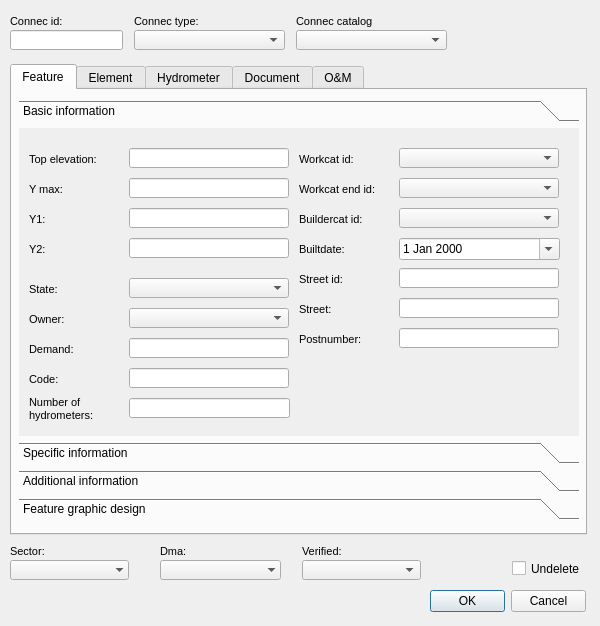
Giswater/giswater_qgis_plugin, file ui/ud_man_connec.ui: the form before one commit.
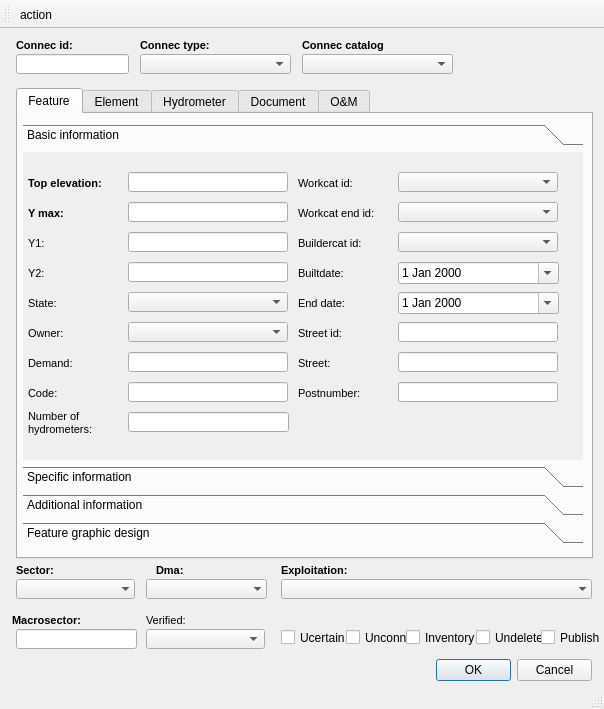
The form after the commit. The open tabs and pages were chosen to show the change. Icons and pictures are not drawn.

Commit message: UD changes on forms

```diff
--- a/ui/ud_man_connec.ui
+++ b/ui/ud_man_connec.ui
@@ -1,16 +1,13 @@
 <?xml version="1.0" encoding="UTF-8"?>
 <ui version="4.0">
- <class>Dialog</class>
- <widget class="QDialog" name="Dialog">
-  <property name="enabled">
-   <bool>true</bool>
-  </property>
+ <class>MainWindow</class>
+ <widget class="QMainWindow" name="MainWindow">
   <property name="geometry">
    <rect>
     <x>0</x>
     <y>0</y>
-    <width>600</width>
-    <height>626</height>
+    <width>604</width>
+    <height>709</height>
    </rect>
   </property>
   <property name="contextMenuPolicy">
@@ -19,17 +16,207 @@
   <property name="windowTitle">
    <string>Dialog</string>
   </property>
-  <property name="sizeGripEnabled">
+  <widget class="QWidget" name="centralwidget">
+   <widget class="QCheckBox" name="undelete">
+    <property name="geometry">
+     <rect>
+      <x>476</x>
+      <y>600</y>
+      <width>77</width>
+      <height>17</height>
+     </rect>
+    </property>
+    <property name="text">
+     <string>Undelete</string>
+    </property>
+   </widget>
+   <widget class="QDialogButtonBox" name="ok">
+    <property name="geometry">
+     <rect>
+      <x>436</x>
+      <y>630</y>
+      <width>156</width>
+      <height>23</height>
+     </rect>
+    </property>
+    <property name="standardButtons">
+     <set>QDialogButtonBox::Cancel|QDialogButtonBox::Ok</set>
+    </property>
+   </widget>
+   <widget class="QCheckBox" name="publish">
+    <property name="geometry">
+     <rect>
+      <x>541</x>
+      <y>600</y>
+      <width>61</width>
+      <height>17</height>
+     </rect>
+    </property>
+    <property name="text">
+     <string>Publish</string>
+    </property>
+   </widget>
+   <widget class="QComboBox" name="verified">
+    <property name="geometry">
+     <rect>
+      <x>146</x>
+      <y>600</y>
+      <width>119</width>
+      <height>20</height>
+     </rect>
+    </property>
+   </widget>
+   <widget class="QLabel" name="label_macrodma">
+    <property name="geometry">
+     <rect>
+      <x>12</x>
+      <y>580</y>
+      <width>90</width>
+      <height>22</height>
+     </rect>
+    </property>
+    <property name="font">
+     <font>
+      <pointsize>8</pointsize>
+      <weight>75</weight>
+      <bold>true</bold>
+     </font>
+    </property>
+    <property name="frameShape">
+     <enum>QFrame::NoFrame</enum>
+    </property>
+    <property name="frameShadow">
+     <enum>QFrame::Plain</enum>
+    </property>
+    <property name="text">
+     <string>Macrosector:</string>
+    </property>
+    <property name="textFormat">
+     <enum>Qt::AutoText</enum>
+    </property>
+    <property name="scaledContents">
    <bool>false</bool>
   </property>
-  <property name="modal">
+    <property name="alignment">
+     <set>Qt::AlignLeading|Qt::AlignLeft|Qt::AlignVCenter</set>
+    </property>
+    <property name="margin">
+     <number>3</number>
+    </property>
+   </widget>
+   <widget class="QLabel" name="label_expl_id">
+    <property name="geometry">
+     <rect>
+      <x>281</x>
+      <y>530</y>
+      <width>90</width>
+      <height>22</height>
+     </rect>
+    </property>
+    <property name="font">
+     <font>
+      <pointsize>8</pointsize>
+      <weight>75</weight>
+      <bold>true</bold>
+     </font>
+    </property>
+    <property name="frameShape">
+     <enum>QFrame::NoFrame</enum>
+    </property>
+    <property name="frameShadow">
+     <enum>QFrame::Plain</enum>
+    </property>
+    <property name="text">
+     <string>Exploitation:</string>
+    </property>
+    <property name="textFormat">
+     <enum>Qt::AutoText</enum>
+    </property>
+    <property name="scaledContents">
    <bool>false</bool>
   </property>
+    <property name="alignment">
+     <set>Qt::AlignLeading|Qt::AlignLeft|Qt::AlignVCenter</set>
+    </property>
+    <property name="margin">
+     <number>3</number>
+    </property>
+   </widget>
+   <widget class="QLabel" name="label_connec_id">
+    <property name="geometry">
+     <rect>
+      <x>16</x>
+      <y>5</y>
+      <width>90</width>
+      <height>22</height>
+     </rect>
+    </property>
+    <property name="font">
+     <font>
+      <pointsize>8</pointsize>
+      <weight>75</weight>
+      <bold>true</bold>
+     </font>
+    </property>
+    <property name="frameShape">
+     <enum>QFrame::NoFrame</enum>
+    </property>
+    <property name="frameShadow">
+     <enum>QFrame::Plain</enum>
+    </property>
+    <property name="text">
+     <string>Connec id:</string>
+    </property>
+    <property name="textFormat">
+     <enum>Qt::AutoText</enum>
+    </property>
+    <property name="scaledContents">
+     <bool>false</bool>
+    </property>
+    <property name="alignment">
+     <set>Qt::AlignLeading|Qt::AlignLeft|Qt::AlignVCenter</set>
+    </property>
+    <property name="margin">
+     <number>3</number>
+    </property>
+   </widget>
+   <widget class="QComboBox" name="dma_id">
+    <property name="geometry">
+     <rect>
+      <x>146</x>
+      <y>550</y>
+      <width>121</width>
+      <height>20</height>
+     </rect>
+    </property>
+    <property name="autoFillBackground">
+     <bool>true</bool>
+    </property>
+    <property name="maxVisibleItems">
+     <number>8</number>
+    </property>
+    <property name="frame">
+     <bool>false</bool>
+    </property>
+   </widget>
+   <widget class="QLineEdit" name="macrodma_id">
+    <property name="geometry">
+     <rect>
+      <x>16</x>
+      <y>600</y>
+      <width>121</width>
+      <height>20</height>
+     </rect>
+    </property>
+    <property name="text">
+     <string/>
+    </property>
+   </widget>
   <widget class="QTabWidget" name="tab_main">
    <property name="geometry">
     <rect>
-     <x>10</x>
-     <y>64</y>
+      <x>16</x>
+      <y>59</y>
      <width>577</width>
      <height>471</height>
     </rect>
@@ -44,7 +231,7 @@
     <widget class="QToolBox" name="toolBox_3">
      <property name="geometry">
       <rect>
-       <x>7</x>
+        <x>5</x>
        <y>10</y>
        <width>560</width>
        <height>420</height>
@@ -68,7 +255,7 @@
       <widget class="QLineEdit" name="y1">
        <property name="geometry">
         <rect>
-         <x>110</x>
+          <x>105</x>
          <y>80</y>
          <width>160</width>
          <height>20</height>
@@ -78,7 +265,7 @@
       <widget class="QLineEdit" name="top_elev">
        <property name="geometry">
         <rect>
-         <x>110</x>
+          <x>105</x>
          <y>20</y>
          <width>160</width>
          <height>20</height>
@@ -88,7 +275,7 @@
       <widget class="QLineEdit" name="ymax">
        <property name="geometry">
         <rect>
-         <x>110</x>
+          <x>105</x>
          <y>50</y>
          <width>160</width>
          <height>20</height>
@@ -98,7 +285,7 @@
       <widget class="QLabel" name="label_top_elev">
        <property name="geometry">
         <rect>
-         <x>10</x>
+          <x>5</x>
          <y>20</y>
          <width>90</width>
          <height>22</height>
@@ -107,6 +294,8 @@
        <property name="font">
         <font>
          <pointsize>8</pointsize>
+          <weight>75</weight>
+          <bold>true</bold>
         </font>
        </property>
        <property name="frameShape">
@@ -125,7 +314,7 @@
       <widget class="QLabel" name="label_y_max">
        <property name="geometry">
         <rect>
-         <x>10</x>
+          <x>5</x>
          <y>50</y>
          <width>90</width>
          <height>22</height>
@@ -134,6 +323,8 @@
        <property name="font">
         <font>
          <pointsize>8</pointsize>
+          <weight>75</weight>
+          <bold>true</bold>
         </font>
        </property>
        <property name="frameShape">
@@ -152,7 +343,7 @@
       <widget class="QLabel" name="label_y1">
        <property name="geometry">
         <rect>
-         <x>10</x>
+          <x>5</x>
          <y>80</y>
          <width>90</width>
          <height>22</height>
@@ -185,7 +376,7 @@
       <widget class="QLineEdit" name="y2">
        <property name="geometry">
         <rect>
-         <x>110</x>
+          <x>105</x>
          <y>110</y>
          <width>160</width>
          <height>20</height>
@@ -195,7 +386,7 @@
       <widget class="QLabel" name="label_y2">
        <property name="geometry">
         <rect>
-         <x>10</x>
+          <x>5</x>
          <y>110</y>
          <width>90</width>
          <height>22</height>
@@ -228,7 +419,7 @@
       <widget class="QLabel" name="label_workcat_id_end">
        <property name="geometry">
         <rect>
-         <x>280</x>
+          <x>275</x>
          <y>50</y>
          <width>90</width>
          <height>22</height>
@@ -261,7 +452,7 @@
       <widget class="QComboBox" name="buildercat_id">
        <property name="geometry">
         <rect>
-         <x>380</x>
+          <x>375</x>
          <y>80</y>
          <width>160</width>
          <height>20</height>
@@ -271,7 +462,7 @@
       <widget class="QDateEdit" name="builtdate">
        <property name="geometry">
         <rect>
-         <x>380</x>
+          <x>375</x>
          <y>110</y>
          <width>161</width>
          <height>22</height>
@@ -284,7 +475,7 @@
       <widget class="QComboBox" name="workcat_id_end">
        <property name="geometry">
         <rect>
-         <x>380</x>
+          <x>375</x>
          <y>50</y>
          <width>160</width>
          <height>20</height>
@@ -294,7 +485,7 @@
       <widget class="QComboBox" name="workcat_id">
        <property name="geometry">
         <rect>
-         <x>380</x>
+          <x>375</x>
          <y>20</y>
          <width>160</width>
          <height>20</height>
@@ -304,7 +495,7 @@
       <widget class="QLabel" name="label_builtdate">
        <property name="geometry">
         <rect>
-         <x>280</x>
+          <x>275</x>
          <y>110</y>
          <width>90</width>
          <height>22</height>
@@ -337,7 +528,7 @@
       <widget class="QLabel" name="label_buildercat_id">
        <property name="geometry">
         <rect>
-         <x>280</x>
+          <x>275</x>
          <y>80</y>
          <width>90</width>
          <height>22</height>
@@ -370,7 +561,7 @@
       <widget class="QLabel" name="label_workcat_id">
        <property name="geometry">
         <rect>
-         <x>280</x>
+          <x>275</x>
          <y>20</y>
          <width>90</width>
          <height>22</height>
@@ -403,8 +594,8 @@
       <widget class="QComboBox" name="ownercat_id">
        <property name="geometry">
         <rect>
-         <x>110</x>
-         <y>180</y>
+          <x>105</x>
+          <y>170</y>
          <width>160</width>
          <height>20</height>
         </rect>
@@ -413,8 +604,8 @@
       <widget class="QLabel" name="label_ownercat_id">
        <property name="geometry">
         <rect>
-         <x>10</x>
-         <y>180</y>
+          <x>5</x>
+          <y>170</y>
          <width>90</width>
          <height>22</height>
         </rect>
@@ -446,8 +637,8 @@
       <widget class="QLabel" name="label_state">
        <property name="geometry">
         <rect>
-         <x>10</x>
-         <y>150</y>
+          <x>5</x>
+          <y>140</y>
          <width>90</width>
          <height>22</height>
         </rect>
@@ -479,8 +670,8 @@
       <widget class="QComboBox" name="state">
        <property name="geometry">
         <rect>
-         <x>110</x>
-         <y>150</y>
+          <x>105</x>
+          <y>140</y>
          <width>160</width>
          <height>20</height>
         </rect>
@@ -489,8 +680,8 @@
       <widget class="QLabel" name="label_demand">
        <property name="geometry">
         <rect>
-         <x>10</x>
-         <y>210</y>
+          <x>5</x>
+          <y>200</y>
          <width>90</width>
          <height>22</height>
         </rect>
@@ -525,8 +716,8 @@
       <widget class="QLineEdit" name="demand">
        <property name="geometry">
         <rect>
-         <x>110</x>
-         <y>210</y>
+          <x>105</x>
+          <y>200</y>
          <width>160</width>
          <height>20</height>
         </rect>
@@ -543,8 +734,8 @@
       <widget class="QLineEdit" name="code">
        <property name="geometry">
         <rect>
-         <x>110</x>
-         <y>240</y>
+          <x>105</x>
+          <y>230</y>
          <width>160</width>
          <height>20</height>
         </rect>
@@ -561,8 +752,8 @@
       <widget class="QLabel" name="label_code">
        <property name="geometry">
         <rect>
-         <x>10</x>
-         <y>240</y>
+          <x>5</x>
+          <y>230</y>
          <width>90</width>
          <height>22</height>
         </rect>
@@ -597,8 +788,8 @@
       <widget class="QLineEdit" name="streetname">
        <property name="geometry">
         <rect>
-         <x>380</x>
-         <y>170</y>
+          <x>375</x>
+          <y>200</y>
          <width>160</width>
          <height>20</height>
         </rect>
@@ -616,8 +807,8 @@
       <widget class="QLabel" name="label_streetaxis_id">
        <property name="geometry">
         <rect>
-         <x>280</x>
-         <y>140</y>
+          <x>275</x>
+          <y>170</y>
          <width>90</width>
          <height>22</height>
         </rect>
@@ -652,8 +843,8 @@
       <widget class="QLabel" name="label_postnumber">
        <property name="geometry">
         <rect>
-         <x>280</x>
-         <y>200</y>
+          <x>275</x>
+          <y>230</y>
          <width>131</width>
          <height>22</height>
         </rect>
@@ -688,8 +879,8 @@
       <widget class="QLineEdit" name="postnumber">
        <property name="geometry">
         <rect>
-         <x>380</x>
-         <y>200</y>
+          <x>375</x>
+          <y>230</y>
          <width>160</width>
          <height>20</height>
         </rect>
@@ -707,27 +898,27 @@
       <widget class="QLineEdit" name="streetaxis_id">
        <property name="geometry">
         <rect>
-         <x>380</x>
-         <y>140</y>
-         <width>160</width>
-         <height>20</height>
-        </rect>
-       </property>
-       <property name="inputMask">
-        <string/>
-       </property>
-       <property name="text">
-        <string/>
-       </property>
-       <property name="frame">
-        <bool>true</bool>
-       </property>
-      </widget>
-      <widget class="QLabel" name="label_streetname">
-       <property name="geometry">
-        <rect>
-         <x>280</x>
+          <x>375</x>
          <y>170</y>
+          <width>160</width>
+          <height>20</height>
+         </rect>
+        </property>
+        <property name="inputMask">
+         <string/>
+        </property>
+        <property name="text">
+         <string/>
+        </property>
+        <property name="frame">
+         <bool>true</bool>
+        </property>
+       </widget>
+       <widget class="QLabel" name="label_streetname_2">
+        <property name="geometry">
+         <rect>
+          <x>275</x>
+          <y>200</y>
          <width>131</width>
          <height>22</height>
         </rect>
@@ -762,26 +953,26 @@
       <widget class="QLineEdit" name="n_hydrometer">
        <property name="geometry">
         <rect>
-         <x>110</x>
-         <y>270</y>
-         <width>161</width>
-         <height>20</height>
-        </rect>
-       </property>
-       <property name="font">
-        <font>
-         <pointsize>8</pointsize>
-        </font>
-       </property>
-       <property name="frame">
-        <bool>true</bool>
-       </property>
-      </widget>
-      <widget class="QLabel" name="label_n_hydrometer">
-       <property name="geometry">
-        <rect>
-         <x>10</x>
+          <x>105</x>
          <y>260</y>
+          <width>161</width>
+          <height>20</height>
+         </rect>
+        </property>
+        <property name="font">
+         <font>
+          <pointsize>8</pointsize>
+         </font>
+        </property>
+        <property name="frame">
+         <bool>true</bool>
+        </property>
+       </widget>
+       <widget class="QLabel" name="label_n_hydrometer_2">
+        <property name="geometry">
+         <rect>
+          <x>5</x>
+          <y>250</y>
          <width>91</width>
          <height>41</height>
         </rect>
@@ -816,8 +1007,54 @@
         <number>3</number>
        </property>
       </widget>
-     </widget>
-     <widget class="QWidget" name="page_6">
+       <widget class="QDateEdit" name="end_date_2">
+        <property name="geometry">
+         <rect>
+          <x>375</x>
+          <y>140</y>
+          <width>161</width>
+          <height>22</height>
+         </rect>
+        </property>
+        <property name="calendarPopup">
+         <bool>true</bool>
+        </property>
+       </widget>
+       <widget class="QLabel" name="label_builtdate_4">
+        <property name="geometry">
+         <rect>
+          <x>275</x>
+          <y>140</y>
+          <width>90</width>
+          <height>22</height>
+         </rect>
+        </property>
+        <property name="font">
+         <font>
+          <pointsize>8</pointsize>
+         </font>
+        </property>
+        <property name="frameShape">
+         <enum>QFrame::NoFrame</enum>
+        </property>
+        <property name="frameShadow">
+         <enum>QFrame::Plain</enum>
+        </property>
+        <property name="text">
+         <string>End date:</string>
+        </property>
+        <property name="textFormat">
+         <enum>Qt::AutoText</enum>
+        </property>
+        <property name="scaledContents">
+         <bool>false</bool>
+        </property>
+        <property name="margin">
+         <number>3</number>
+        </property>
+       </widget>
+      </widget>
+      <widget class="QWidget" name="page_8">
       <property name="geometry">
        <rect>
         <x>0</x>
@@ -2525,21 +2762,75 @@
     </widget>
    </widget>
   </widget>
-  <widget class="QComboBox" name="connecat_id">
+   <widget class="QLabel" name="label_sector">
    <property name="geometry">
     <rect>
-     <x>296</x>
-     <y>30</y>
-     <width>151</width>
-     <height>20</height>
-    </rect>
+      <x>16</x>
+      <y>530</y>
+      <width>90</width>
+      <height>22</height>
+     </rect>
+    </property>
+    <property name="font">
+     <font>
+      <pointsize>8</pointsize>
+      <weight>75</weight>
+      <bold>true</bold>
+     </font>
+    </property>
+    <property name="frameShape">
+     <enum>QFrame::NoFrame</enum>
+    </property>
+    <property name="frameShadow">
+     <enum>QFrame::Plain</enum>
+    </property>
+    <property name="text">
+     <string>Sector:</string>
+    </property>
+    <property name="textFormat">
+     <enum>Qt::AutoText</enum>
+    </property>
+    <property name="scaledContents">
+     <bool>false</bool>
+    </property>
+    <property name="alignment">
+     <set>Qt::AlignLeading|Qt::AlignLeft|Qt::AlignVCenter</set>
+    </property>
+    <property name="margin">
+     <number>3</number>
+    </property>
+   </widget>
+   <widget class="QCheckBox" name="unconnected">
+    <property name="geometry">
+     <rect>
+      <x>346</x>
+      <y>600</y>
+      <width>86</width>
+      <height>17</height>
+     </rect>
+    </property>
+    <property name="text">
+     <string>Unconn.</string>
+    </property>
+   </widget>
+   <widget class="QCheckBox" name="uncertain">
+    <property name="geometry">
+     <rect>
+      <x>281</x>
+      <y>600</y>
+      <width>79</width>
+      <height>17</height>
+     </rect>
+    </property>
+    <property name="text">
+     <string>Ucertain</string>
    </property>
   </widget>
   <widget class="QLineEdit" name="connec_id">
    <property name="geometry">
     <rect>
-     <x>10</x>
-     <y>30</y>
+      <x>16</x>
+      <y>25</y>
      <width>113</width>
      <height>20</height>
     </rect>
@@ -2548,24 +2839,11 @@
     <string/>
    </property>
   </widget>
-  <widget class="QCheckBox" name="undelete">
-   <property name="geometry">
-    <rect>
-     <x>512</x>
-     <y>560</y>
-     <width>73</width>
-     <height>17</height>
-    </rect>
-   </property>
-   <property name="text">
-    <string>Undelete</string>
-   </property>
-  </widget>
   <widget class="QLabel" name="label_verified">
    <property name="geometry">
     <rect>
-     <x>302</x>
-     <y>540</y>
+      <x>146</x>
+      <y>580</y>
      <width>90</width>
      <height>22</height>
     </rect>
@@ -2597,28 +2875,33 @@
     <number>3</number>
    </property>
   </widget>
-  <widget class="QComboBox" name="verified">
+   <widget class="QCheckBox" name="inventory">
+    <property name="geometry">
+     <rect>
+      <x>406</x>
+      <y>600</y>
+      <width>71</width>
+      <height>17</height>
+     </rect>
+    </property>
+    <property name="text">
+     <string>Inventory</string>
+    </property>
+   </widget>
+   <widget class="QLabel" name="label_connec_catalog">
    <property name="geometry">
     <rect>
      <x>302</x>
-     <y>560</y>
-     <width>119</width>
-     <height>20</height>
-    </rect>
-   </property>
-  </widget>
-  <widget class="QLabel" name="label_sector_id">
-   <property name="geometry">
-    <rect>
-     <x>10</x>
-     <y>540</y>
-     <width>90</width>
+      <y>5</y>
+      <width>101</width>
      <height>22</height>
     </rect>
    </property>
    <property name="font">
     <font>
      <pointsize>8</pointsize>
+      <weight>75</weight>
+      <bold>true</bold>
     </font>
    </property>
    <property name="frameShape">
@@ -2628,7 +2911,7 @@
     <enum>QFrame::Plain</enum>
    </property>
    <property name="text">
-    <string>Sector:</string>
+     <string>Connec catalog</string>
    </property>
    <property name="textFormat">
     <enum>Qt::AutoText</enum>
@@ -2643,49 +2926,11 @@
     <number>3</number>
    </property>
   </widget>
-  <widget class="QComboBox" name="sector_id">
-   <property name="geometry">
-    <rect>
-     <x>10</x>
-     <y>560</y>
-     <width>119</width>
-     <height>20</height>
-    </rect>
-   </property>
-   <property name="autoFillBackground">
-    <bool>true</bool>
-   </property>
-   <property name="maxVisibleItems">
-    <number>8</number>
-   </property>
-   <property name="frame">
-    <bool>false</bool>
-   </property>
-  </widget>
-  <widget class="QComboBox" name="dma_id">
-   <property name="geometry">
-    <rect>
-     <x>160</x>
-     <y>560</y>
-     <width>121</width>
-     <height>20</height>
-    </rect>
-   </property>
-   <property name="autoFillBackground">
-    <bool>true</bool>
-   </property>
-   <property name="maxVisibleItems">
-    <number>8</number>
-   </property>
-   <property name="frame">
-    <bool>false</bool>
-   </property>
-  </widget>
   <widget class="QLabel" name="label_dma">
    <property name="geometry">
     <rect>
-     <x>160</x>
-     <y>540</y>
+      <x>156</x>
+      <y>530</y>
      <width>90</width>
      <height>22</height>
     </rect>
@@ -2693,6 +2938,8 @@
    <property name="font">
     <font>
      <pointsize>8</pointsize>
+      <weight>75</weight>
+      <bold>true</bold>
     </font>
    </property>
    <property name="frameShape">
@@ -2717,11 +2964,30 @@
     <number>3</number>
    </property>
   </widget>
+   <widget class="QComboBox" name="sector_id">
+    <property name="geometry">
+     <rect>
+      <x>16</x>
+      <y>550</y>
+      <width>119</width>
+      <height>20</height>
+     </rect>
+    </property>
+    <property name="autoFillBackground">
+     <bool>true</bool>
+    </property>
+    <property name="maxVisibleItems">
+     <number>8</number>
+    </property>
+    <property name="frame">
+     <bool>false</bool>
+    </property>
+   </widget>
   <widget class="QLabel" name="label_connec_type">
    <property name="geometry">
     <rect>
-     <x>134</x>
-     <y>10</y>
+      <x>140</x>
+      <y>5</y>
      <width>90</width>
      <height>22</height>
     </rect>
@@ -2729,6 +2995,8 @@
    <property name="font">
     <font>
      <pointsize>8</pointsize>
+      <weight>75</weight>
+      <bold>true</bold>
     </font>
    </property>
    <property name="frameShape">
@@ -2753,172 +3021,75 @@
     <number>3</number>
    </property>
   </widget>
-  <widget class="QLabel" name="label_connec_id">
+   <widget class="QComboBox" name="connecat_id">
    <property name="geometry">
     <rect>
-     <x>10</x>
-     <y>10</y>
-     <width>90</width>
-     <height>22</height>
-    </rect>
-   </property>
-   <property name="font">
-    <font>
-     <pointsize>8</pointsize>
-    </font>
-   </property>
-   <property name="frameShape">
-    <enum>QFrame::NoFrame</enum>
-   </property>
-   <property name="frameShadow">
-    <enum>QFrame::Plain</enum>
-   </property>
-   <property name="text">
-    <string>Connec id:</string>
-   </property>
-   <property name="textFormat">
-    <enum>Qt::AutoText</enum>
-   </property>
-   <property name="scaledContents">
-    <bool>false</bool>
-   </property>
-   <property name="alignment">
-    <set>Qt::AlignLeading|Qt::AlignLeft|Qt::AlignVCenter</set>
-   </property>
-   <property name="margin">
-    <number>3</number>
-   </property>
-  </widget>
-  <widget class="QLabel" name="label_connec_catalog">
+      <x>302</x>
+      <y>25</y>
+      <width>151</width>
+      <height>20</height>
+     </rect>
+    </property>
+   </widget>
+   <widget class="QComboBox" name="expl_id">
    <property name="geometry">
     <rect>
-     <x>296</x>
-     <y>10</y>
-     <width>90</width>
-     <height>22</height>
-    </rect>
-   </property>
-   <property name="font">
-    <font>
-     <pointsize>8</pointsize>
-    </font>
-   </property>
-   <property name="frameShape">
-    <enum>QFrame::NoFrame</enum>
-   </property>
-   <property name="frameShadow">
-    <enum>QFrame::Plain</enum>
-   </property>
-   <property name="text">
-    <string>Connec catalog</string>
-   </property>
-   <property name="textFormat">
-    <enum>Qt::AutoText</enum>
-   </property>
-   <property name="scaledContents">
+      <x>281</x>
+      <y>550</y>
+      <width>311</width>
+      <height>20</height>
+     </rect>
+    </property>
+    <property name="autoFillBackground">
+     <bool>true</bool>
+    </property>
+    <property name="maxVisibleItems">
+     <number>8</number>
+    </property>
+    <property name="frame">
     <bool>false</bool>
-   </property>
-   <property name="alignment">
-    <set>Qt::AlignLeading|Qt::AlignLeft|Qt::AlignVCenter</set>
-   </property>
-   <property name="margin">
-    <number>3</number>
-   </property>
-  </widget>
-  <widget class="QDialogButtonBox" name="ok">
-   <property name="geometry">
-    <rect>
-     <x>430</x>
-     <y>590</y>
-     <width>156</width>
-     <height>23</height>
-    </rect>
-   </property>
-   <property name="standardButtons">
-    <set>QDialogButtonBox::Cancel|QDialogButtonBox::Ok</set>
    </property>
   </widget>
   <widget class="QComboBox" name="connec_type">
    <property name="geometry">
     <rect>
-     <x>134</x>
-     <y>30</y>
+      <x>140</x>
+      <y>25</y>
      <width>151</width>
      <height>20</height>
     </rect>
    </property>
   </widget>
  </widget>
- <tabstops>
-  <tabstop>connec_id</tabstop>
-  <tabstop>connec_type</tabstop>
-  <tabstop>connecat_id</tabstop>
-  <tabstop>tab_main</tabstop>
-  <tabstop>top_elev</tabstop>
-  <tabstop>ymax</tabstop>
-  <tabstop>y1</tabstop>
-  <tabstop>y2</tabstop>
-  <tabstop>state</tabstop>
-  <tabstop>ownercat_id</tabstop>
-  <tabstop>demand</tabstop>
-  <tabstop>code</tabstop>
-  <tabstop>n_hydrometer</tabstop>
-  <tabstop>workcat_id</tabstop>
-  <tabstop>workcat_id_end</tabstop>
-  <tabstop>buildercat_id</tabstop>
-  <tabstop>builtdate</tabstop>
-  <tabstop>streetaxis_id</tabstop>
-  <tabstop>streetname</tabstop>
-  <tabstop>postnumber</tabstop>
-  <tabstop>featurecat_id</tabstop>
-  <tabstop>featurecat_id_3</tabstop>
-  <tabstop>connec_type_3</tabstop>
-  <tabstop>feature_id</tabstop>
-  <tabstop>featurecat_id_2</tabstop>
-  <tabstop>soilcat_id</tabstop>
-  <tabstop>category_type</tabstop>
-  <tabstop>location_type</tabstop>
-  <tabstop>fluid_type</tabstop>
-  <tabstop>adress_01</tabstop>
-  <tabstop>adress_02</tabstop>
-  <tabstop>annotation</tabstop>
-  <tabstop>observ</tabstop>
-  <tabstop>comment</tabstop>
-  <tabstop>descript</tabstop>
-  <tabstop>btn_element_delete</tabstop>
-  <tabstop>link</tabstop>
-  <tabstop>label_x</tabstop>
-  <tabstop>label_y</tabstop>
-  <tabstop>label_rotation</tabstop>
-  <tabstop>rotation</tabstop>
-  <tabstop>sector_id</tabstop>
-  <tabstop>dma_id</tabstop>
-  <tabstop>verified</tabstop>
-  <tabstop>undelete</tabstop>
-  <tabstop>delete_row_info</tabstop>
-  <tabstop>tbl_element</tabstop>
-  <tabstop>date_el_from</tabstop>
-  <tabstop>date_el_to</tabstop>
-  <tabstop>tabWidget</tabstop>
-  <tabstop>btn_add_hydrometer</tabstop>
-  <tabstop>btn_delete_hydrometer</tabstop>
-  <tabstop>tbl_hydro</tabstop>
-  <tabstop>tbl_hydro_value</tabstop>
-  <tabstop>date_document_from</tabstop>
-  <tabstop>date_document_to</tabstop>
-  <tabstop>doc_type</tabstop>
-  <tabstop>doc_tag</tabstop>
-  <tabstop>btn_open_path</tabstop>
-  <tabstop>btn_doc_delete</tabstop>
-  <tabstop>tbl_document</tabstop>
-  <tabstop>date_event_from</tabstop>
-  <tabstop>date_event_to</tabstop>
-  <tabstop>event_type</tabstop>
-  <tabstop>event_id</tabstop>
-  <tabstop>tab_event</tabstop>
-  <tabstop>tbl_event_connec</tabstop>
-  <tabstop>ok</tabstop>
- </tabstops>
+  <widget class="QStatusBar" name="statusbar"/>
+  <widget class="QToolBar" name="toolBar">
+   <property name="windowTitle">
+    <string>toolBar</string>
+   </property>
+   <property name="iconSize">
+    <size>
+     <width>20</width>
+     <height>20</height>
+    </size>
+   </property>
+   <attribute name="toolBarArea">
+    <enum>TopToolBarArea</enum>
+   </attribute>
+   <attribute name="toolBarBreak">
+    <bool>false</bool>
+   </attribute>
+   <addaction name="actionAction"/>
+  </widget>
+  <action name="actionAction">
+   <property name="icon">
+    <iconset>
+     <normaloff>../icons/20.png</normaloff>../icons/20.png</iconset>
+   </property>
+   <property name="text">
+    <string>action</string>
+   </property>
+  </action>
+ </widget>
  <resources/>
  <connections/>
 </ui>
```
Left out of the diff: 241 changed lines with no effect on the pictures. Lines whose indentation alone changed are shown as unchanged. The commit also changes 3 other files.
